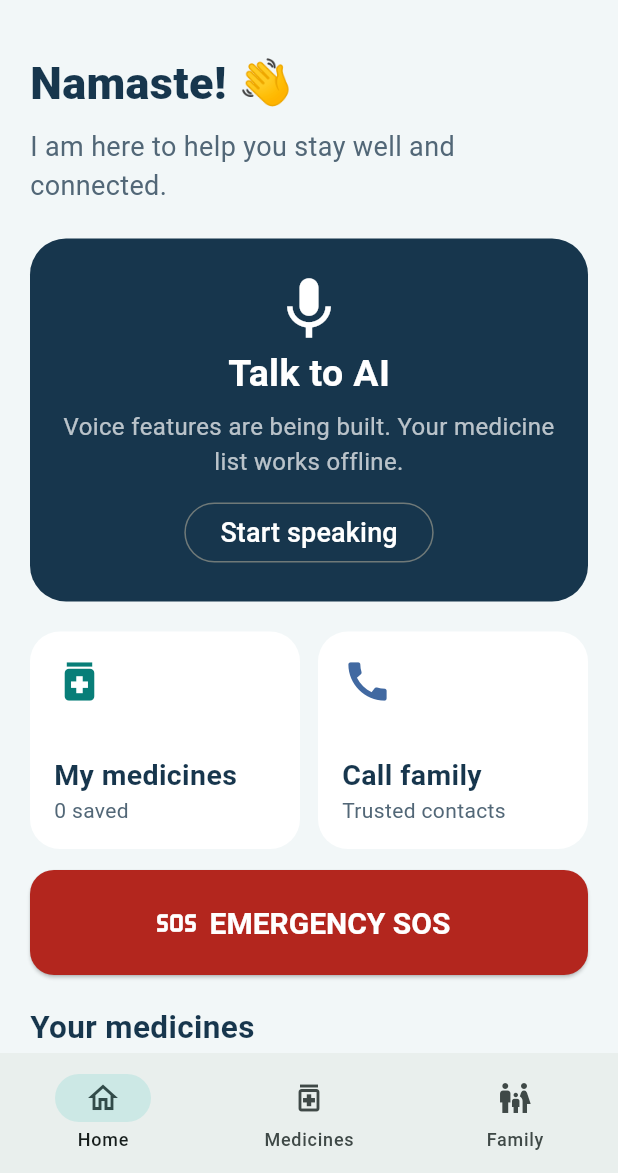
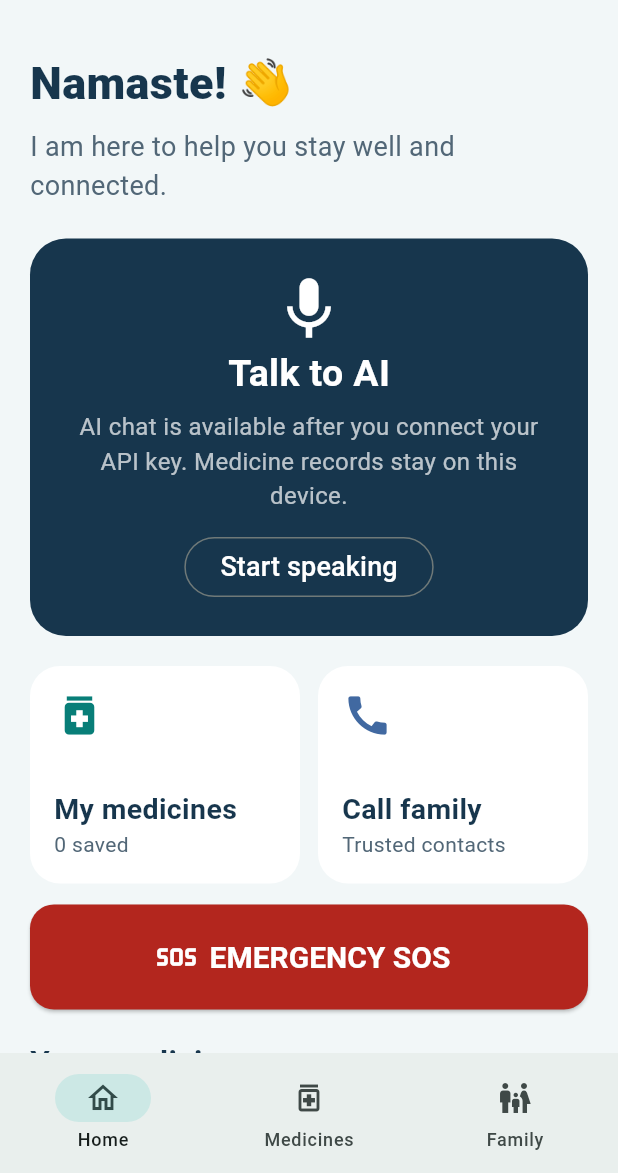
Before and after one commit to hungdev70-star/GP-health, a Flutter app: the screen it shows after launch, on a phone screen of 412 x 824 dp, the part 63-1236 px from its top. Run offline on Flutter 3.47's test engine with Material 3 defaults, Android fonts, the phone set to English and light mode, and no system bars; our stand-ins replace flutter_secure_storage, flutter_tts, shared_preferences, speech_to_text.

Commit message:
Update home screen for AI chat connection

```diff
--- a/lib/main.dart
+++ b/lib/main.dart
@@ -198,7 +198,7 @@ class _MainScreenState extends State<MainScreen> {
         const Icon(Icons.mic, color: Colors.white, size: 50),
         const Text('Talk to AI', style: TextStyle(color: Colors.white, fontSize: 25, fontWeight: FontWeight.bold)),
         const SizedBox(height: 6),
-        const Text('Voice features are being built. Your medicine list works offline.', textAlign: TextAlign.center, style: TextStyle(color: Colors.white70, fontSize: 16)),
+        const Text('AI chat is available after you connect your API key. Medicine records stay on this device.', textAlign: TextAlign.center, style: TextStyle(color: Colors.white70, fontSize: 16)),
         const SizedBox(height: 12),
         OutlinedButton(
           onPressed: () => Navigator.of(context).push(MaterialPageRoute(builder: (_) => AssistantPage(
```
